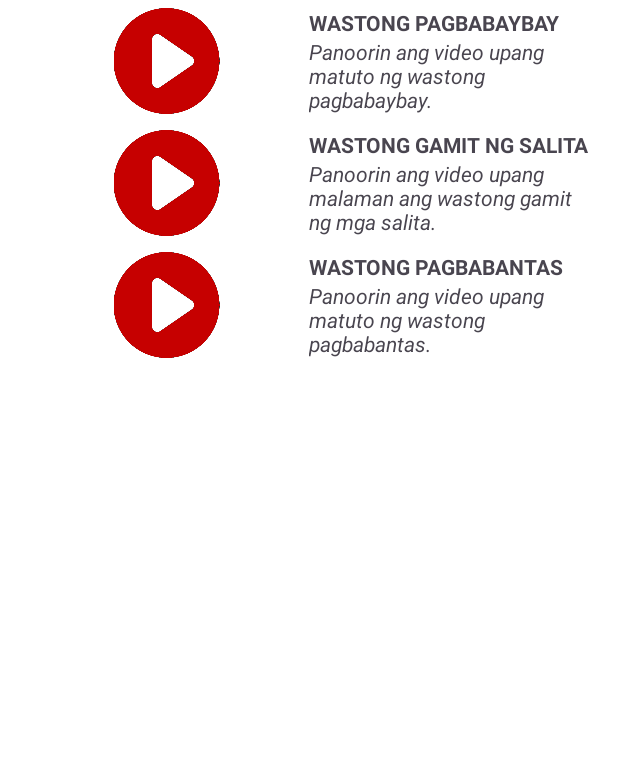
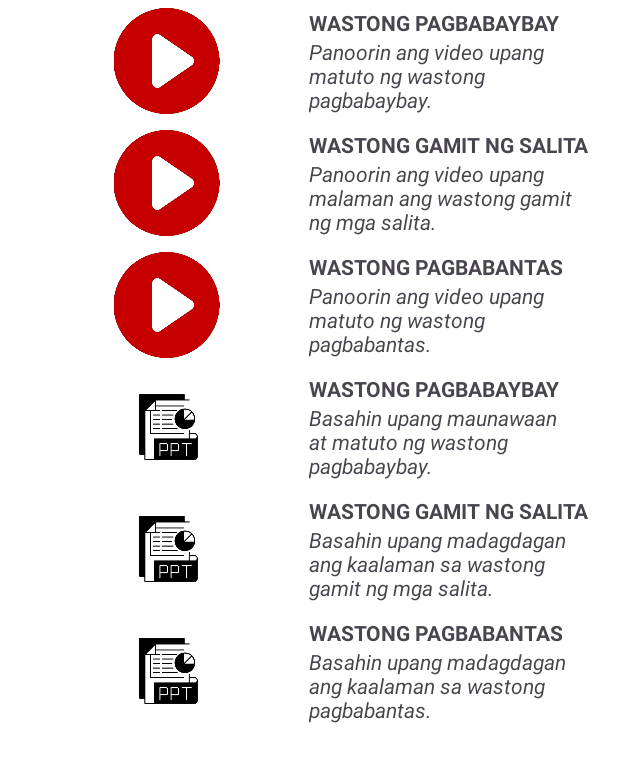
Before and after one commit to kianarven01/i-Surat, an Android app: the fragment MaterialFragment placed in its activity, on a phone screen of 412 x 824 dp, the part 182-964 px from its top. Run offline under Robolectric (Android 15) with nearby library versions, the phone set to English and light mode, and no system bars.

```diff
--- a/app/src/main/java/com/example/gca2/MaterialFragment.java
+++ b/app/src/main/java/com/example/gca2/MaterialFragment.java
@@ -14,6 +14,9 @@ public class MaterialFragment extends Fragment {
     LinearLayout baybay;
     LinearLayout salita;
     LinearLayout bantas;
+    LinearLayout baybay_ppt;
+    LinearLayout salita_ppt;
+    LinearLayout bantas_ppt;
 
     @Override
     public View onCreateView(LayoutInflater inflater, ViewGroup container,
@@ -22,6 +25,9 @@ public class MaterialFragment extends Fragment {
         baybay = rootView.findViewById(R.id.baybayVid);
         salita = rootView.findViewById(R.id.salitaVid);
         bantas = rootView.findViewById(R.id.bantasVid);
+        baybay_ppt = rootView.findViewById(R.id.baybayPpt);
+        salita_ppt = rootView.findViewById(R.id.salitaPpt);
+        bantas_ppt = rootView.findViewById(R.id.bantasPpt);
 
         baybay.setOnClickListener(new View.OnClickListener() {
             @Override
@@ -59,6 +65,42 @@ public class MaterialFragment extends Fragment {
             }
         });
 
+        baybay_ppt.setOnClickListener(new View.OnClickListener() {
+            @Override
+            public void onClick(View v) {
+                Bundle bundle = new Bundle();
+                bundle.putString("title", "Wastong Pagbabaybay PPT");
+                bundle.putString("link", "https://www.slideshare.net/slideshow/pagbabaybay-nang-tama-sa-mga-salita/238635476");
+                PptViewFragment fragment = new PptViewFragment();
+                fragment.setArguments(bundle);
+                navigateToFragment(fragment);
+            }
+        });
+
+        salita_ppt.setOnClickListener(new View.OnClickListener() {
+            @Override
+            public void onClick(View v) {
+                Bundle bundle = new Bundle();
+                bundle.putString("title", "Wastong gamit ng mga salita PPT");
+                bundle.putString("link", "https://www.slideshare.net/slideshow/wastong-gamit-ng-salita-38295197/38295197");
+                PptViewFragment fragment = new PptViewFragment();
+                fragment.setArguments(bundle);
+                navigateToFragment(fragment);
+            }
+        });
+
+        bantas_ppt.setOnClickListener(new View.OnClickListener() {
+            @Override
+            public void onClick(View v) {
+                Bundle bundle = new Bundle();
+                bundle.putString("title", "Wastong Pagbabantas PPT");
+                bundle.putString("link", "https://www.slideshare.net/slideshow/wastong-pagbabantas/10163504");
+                PptViewFragment fragment = new PptViewFragment();
+                fragment.setArguments(bundle);
+                navigateToFragment(fragment);
+            }
+        });
+
         return rootView;
     }
 
--- a/app/src/main/java/com/example/gca2/VideoViewFragment.java
+++ b/app/src/main/java/com/example/gca2/VideoViewFragment.java
@@ -31,7 +31,7 @@ public class VideoViewFragment extends Fragment {
         videoView.setPlayer(player);
 
         // Set the path to the video (from raw folder or URL)
-        String videoPath = bundle.getString("link", "No message received");; // From raw folder
+        String videoPath = bundle.getString("link", "No message received"); // From raw folder
         // String videoPath = "https://www.example.com/sample_video.mp4"; // External URL
 
         MediaItem mediaItem = MediaItem.fromUri(Uri.parse(videoPath));
--- a/app/src/main/res/layout/fragment_material.xml
+++ b/app/src/main/res/layout/fragment_material.xml
@@ -153,9 +153,19 @@
             </LinearLayout>
 
             <LinearLayout
-                android:layout_width="wrap_content"
+                android:id="@+id/baybayPpt"
+                android:layout_width="match_parent"
                 android:layout_height="wrap_content"
+                android:layout_marginVertical="5sp"
                 android:orientation="horizontal">
+
+                <ImageView
+                    android:id="@+id/imageView11"
+                    android:layout_width="match_parent"
+                    android:layout_height="match_parent"
+                    android:layout_weight="1"
+                    android:src="@drawable/ppt"
+                    tools:srcCompat="@tools:sample/avatars" />
 
                 <LinearLayout
                     android:layout_width="match_parent"
@@ -165,15 +175,93 @@
 
                     <TextView
                         android:layout_width="match_parent"
-                        android:layout_height="wrap_content"
-                        android:text="WASTONG PAGBABANTAS" />
+                        android:layout_height="match_parent"
+                        android:text="WASTONG PAGBABAYBAY"
+                        android:textStyle="bold" />
 
                     <TextView
-                        android:layout_width="wrap_content"
-                        android:layout_height="wrap_content" />
+                        android:layout_width="match_parent"
+                        android:layout_height="match_parent"
+                        android:text="Basahin upang maunawaan at matuto ng wastong pagbabaybay."
+                        android:textStyle="italic" />
                 </LinearLayout>
 
             </LinearLayout>
+
+            <LinearLayout
+                android:id="@+id/salitaPpt"
+                android:layout_width="match_parent"
+                android:layout_height="wrap_content"
+                android:layout_marginVertical="5sp"
+                android:orientation="horizontal">
+
+                <ImageView
+                    android:id="@+id/imageView4"
+                    android:layout_width="match_parent"
+                    android:layout_height="match_parent"
+                    android:layout_weight="1"
+                    android:src="@drawable/ppt"
+                    tools:srcCompat="@tools:sample/avatars" />
+
+                <LinearLayout
+                    android:layout_width="match_parent"
+                    android:layout_height="wrap_content"
+                    android:layout_weight="1"
+                    android:orientation="vertical">
+
+                    <TextView
+                        android:id="@+id/textView19"
+                        android:layout_width="match_parent"
+                        android:layout_height="match_parent"
+                        android:text="WASTONG GAMIT NG SALITA"
+                        android:textSize="14sp"
+                        android:textStyle="bold" />
+
+                    <TextView
+                        android:layout_width="match_parent"
+                        android:layout_height="wrap_content"
+                        android:text="Basahin upang madagdagan ang kaalaman sa wastong gamit ng mga salita."
+                        android:textStyle="italic" />
+                </LinearLayout>
+
+            </LinearLayout>
+
+            <LinearLayout
+                android:id="@+id/bantasPpt"
+                android:layout_width="match_parent"
+                android:layout_height="wrap_content"
+                android:layout_marginVertical="5sp"
+                android:orientation="horizontal">
+
+                <ImageView
+                    android:id="@+id/imageView12"
+                    android:layout_width="match_parent"
+                    android:layout_height="match_parent"
+                    android:layout_weight="1"
+                    android:src="@drawable/ppt"
+                    tools:srcCompat="@tools:sample/avatars" />
+
+                <LinearLayout
+                    android:layout_width="match_parent"
+                    android:layout_height="wrap_content"
+                    android:layout_weight="1"
+                    android:orientation="vertical">
+
+                    <TextView
+                        android:layout_width="match_parent"
+                        android:layout_height="match_parent"
+                        android:text="WASTONG PAGBABANTAS"
+                        android:textStyle="bold" />
+
+                    <TextView
+                        android:layout_width="match_parent"
+                        android:layout_height="match_parent"
+                        android:text="Basahin upang madagdagan ang kaalaman sa wastong pagbabantas."
+                        android:textStyle="italic" />
+                </LinearLayout>
+
+            </LinearLayout>
+
         </LinearLayout>
     </ScrollView>
 
```
Also changed, not shown: app/src/main/java/com/example/gca2/Option3.java (+60 -0 lines), app/src/main/java/com/example/gca2/PptViewFragment.java (added, +33 -0 lines), app/src/main/res/layout/fragment_ppt_view.xml (added, +61 -0 lines), app/src/main/res/drawable/ppt.jpg (added).
